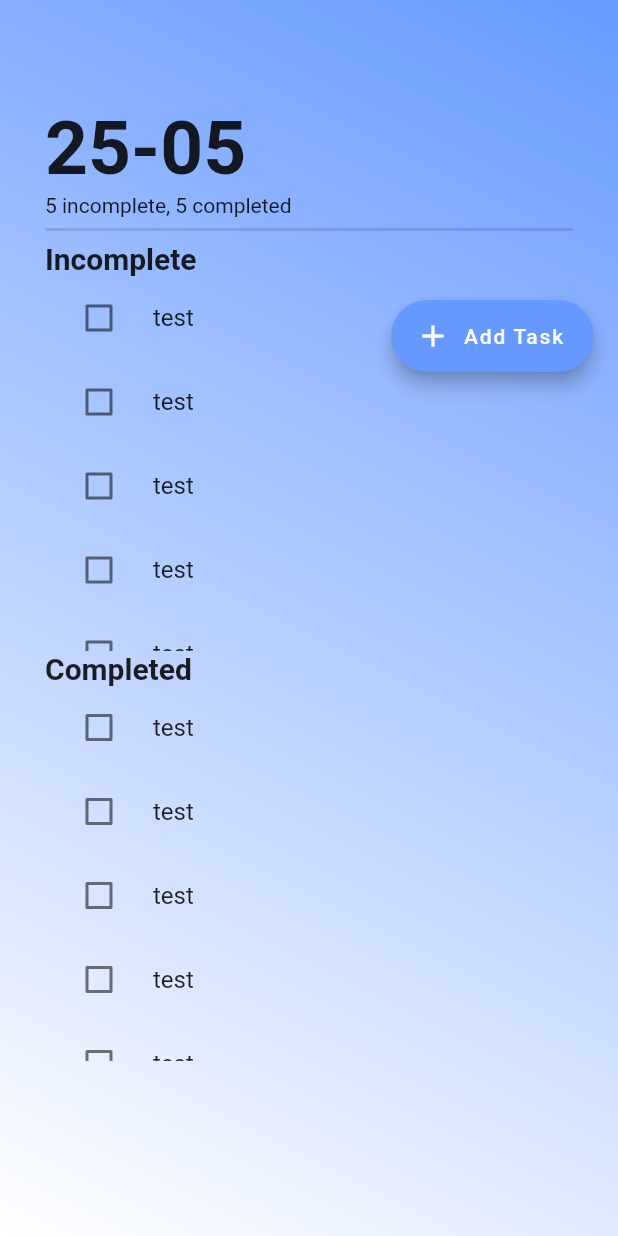
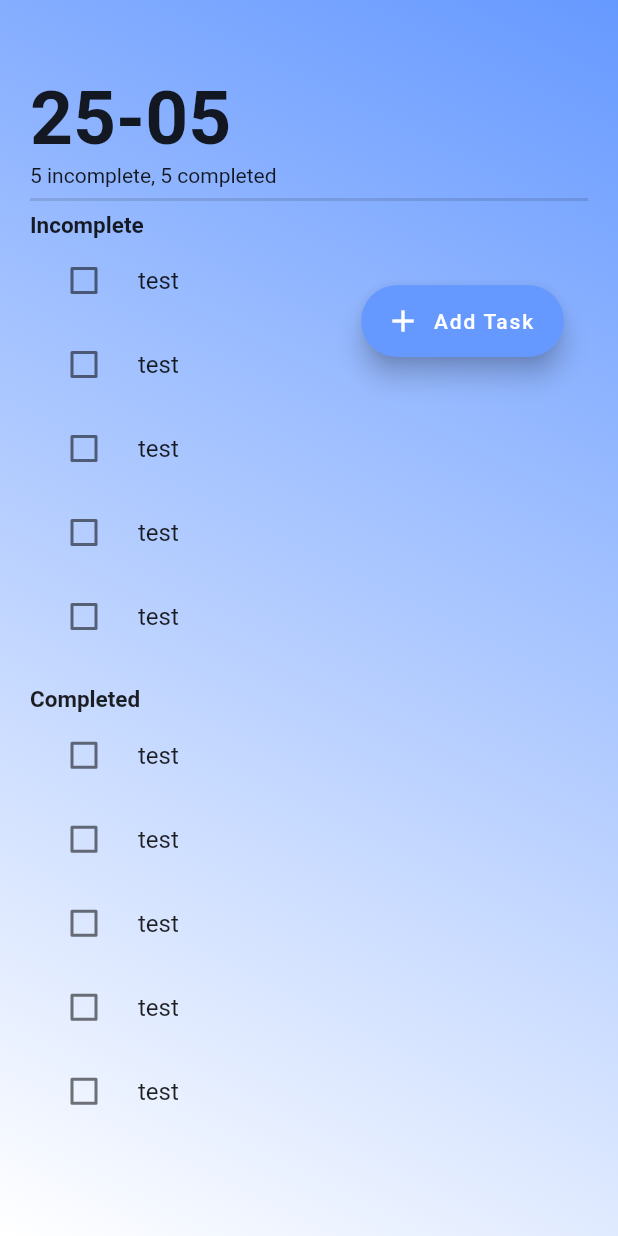
Before and after one commit to kzkit/done_todolist, a Flutter app: the screen it shows after launch, on a phone screen of 412 x 824 dp. Run offline on Flutter 3.47's test engine with Material 2 defaults, Android fonts, the light colour scheme and no system bars; our stand-ins replace date_format.

Commit message:
extracted widget and fixed issue #1

```diff
--- a/lib/main.dart
+++ b/lib/main.dart
@@ -1,7 +1,6 @@
+import 'package:done_todolist/widget/task_list.dart';
 import 'package:flutter/material.dart';
 import 'package:date_format/date_format.dart';
-
-import './provider/task_data.dart';
 
 void main() {
   runApp(MyApp());
@@ -32,7 +31,6 @@ class MyHomePage extends StatefulWidget {
 }
 
 class _MyHomePageState extends State<MyHomePage> {
-  bool _isChecked = false;
   @override
   Widget build(BuildContext context) {
     return Scaffold(
@@ -51,8 +49,8 @@ class _MyHomePageState extends State<MyHomePage> {
         ),
         Padding(
           padding: const EdgeInsets.symmetric(
-            horizontal: 30,
-            vertical: 70,
+            horizontal: 20,
+            vertical: 50,
           ),
           child: Column(
             crossAxisAlignment: CrossAxisAlignment.stretch,
@@ -69,56 +67,20 @@ class _MyHomePageState extends State<MyHomePage> {
               ),
               Text(
                 'Incomplete',
-                style: TextStyle(fontSize: 20, fontWeight: FontWeight.bold),
+                style: TextStyle(fontSize: 15, fontWeight: FontWeight.bold),
               ),
-              Container(
-                height: 250,
-                child: Align(
-                  alignment: Alignment.topLeft,
-                  child: ListView.builder(
-                      itemCount: TaskData().task.length,
-                      itemBuilder: (context, index) {
-                        return CheckboxListTile(
-                            controlAffinity: ListTileControlAffinity.leading,
-                            title: Text('test'),
-                            value: _isChecked,
-                            onChanged: (value) {
-                              setState(() {
-                                _isChecked = value;
-                              });
-                            });
-                      }),
-                ),
-              ),
+              TaskList(),
               Text(
                 'Completed',
-                style: TextStyle(fontSize: 20, fontWeight: FontWeight.bold),
+                style: TextStyle(fontSize: 15, fontWeight: FontWeight.bold),
               ),
-              Container(
-                height: 250,
-                child: Align(
-                  alignment: Alignment.topLeft,
-                  child: ListView.builder(
-                      itemCount: TaskData().task.length,
-                      itemBuilder: (context, index) {
-                        return CheckboxListTile(
-                            controlAffinity: ListTileControlAffinity.leading,
-                            title: Text('test'),
-                            value: _isChecked,
-                            onChanged: (value) {
-                              setState(() {
-                                _isChecked = value;
-                              });
-                            });
-                      }),
-                ),
-              ),
+              TaskList(),
             ],
           ),
         ),
       ]),
       floatingActionButton: Padding(
-        padding: const EdgeInsets.only(top: 200),
+        padding: const EdgeInsets.only(top: 190, right: 20),
         child: FloatingActionButton.extended(
           onPressed: () {
             //...add task for fab
@@ -126,7 +88,7 @@ class _MyHomePageState extends State<MyHomePage> {
           tooltip: 'Add task',
           label: Text('Add Task'),
           icon: Icon(Icons.add),
-          elevation: 5,
+          elevation: 7,
         ),
       ),
       floatingActionButtonLocation: FloatingActionButtonLocation.endTop,
--- /dev/null
+++ b/lib/widget/task_list.dart
@@ -0,0 +1,34 @@
+import 'package:flutter/material.dart';
+import '../provider/task_data.dart';
+
+class TaskList extends StatefulWidget {
+  @override
+  _TaskListState createState() => _TaskListState();
+}
+
+class _TaskListState extends State<TaskList> {
+  bool _isChecked = false;
+  @override
+  Widget build(BuildContext context) {
+    return Expanded(
+      child: MediaQuery.removePadding(
+        context: context,
+        removeLeft: true,
+        removeTop: true,
+        child: ListView.builder(
+            itemCount: TaskData().task.length,
+            itemBuilder: (context, index) {
+              return CheckboxListTile(
+                  controlAffinity: ListTileControlAffinity.leading,
+                  title: Text('test'),
+                  value: _isChecked,
+                  onChanged: (value) {
+                    setState(() {
+                      _isChecked = value;
+                    });
+                  });
+            }),
+      ),
+    );
+  }
+}
```
